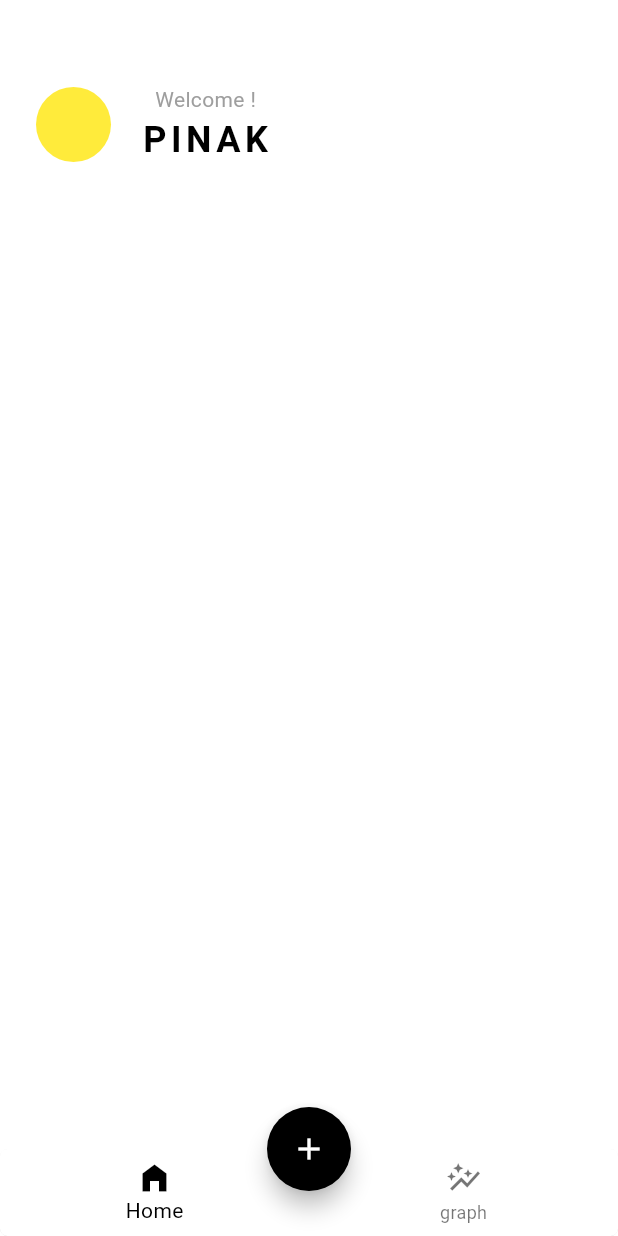
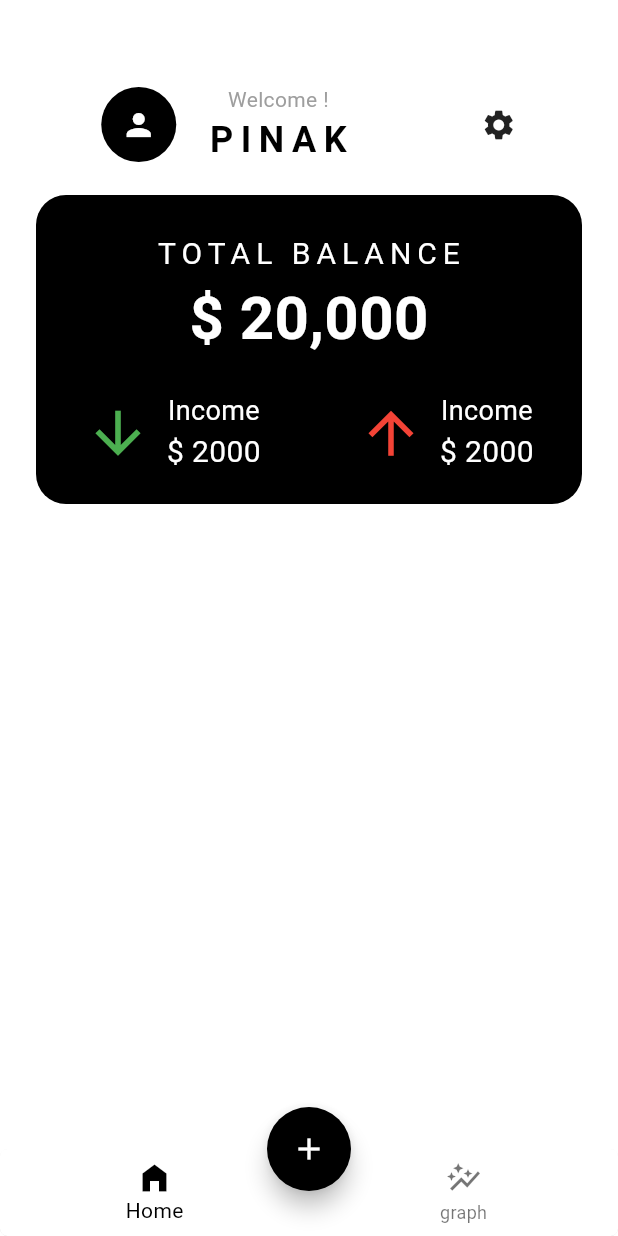
Before and after one commit to PINAK-CORE/EXPENSE_TRACKER, a Flutter app: the screen it shows after launch, on a phone screen of 412 x 824 dp. Run offline on Flutter 3.47's test engine with Material 3 defaults, Android fonts, the phone set to English and light mode, and no system bars.

Commit message:
main screen (WIP)

```diff
--- a/lib/screens/home/views/main_screen.dart
+++ b/lib/screens/home/views/main_screen.dart
@@ -1,4 +1,5 @@
 import 'package:flutter/material.dart';
+import 'package:flutter/widgets.dart';
 
 class MainScreen extends StatelessWidget {
   const MainScreen({super.key});
@@ -12,8 +13,15 @@ class MainScreen extends StatelessWidget {
         (
           children:
           [
+            Row(
+              mainAxisAlignment: MainAxisAlignment.spaceAround,
+              children: [
                 Row
                 (
+                  children:
+                  [
+                    Stack(
+                      alignment: Alignment.center,
                       children:
                       [
                       Container
@@ -23,8 +31,12 @@ class MainScreen extends StatelessWidget {
                         decoration: const BoxDecoration
                         (
                           shape: BoxShape.circle,
-                    color: Colors.yellow,
+                          color: Colors.black,
                         ),
+                      ),
+                      const Icon(Icons.person , color: Colors.white,)
+                      ]
+
                     ),
 
                     const SizedBox(width: 20,),
@@ -48,13 +60,152 @@ class MainScreen extends StatelessWidget {
                             color: Colors.black,
                             fontSize: 24,
                             fontWeight: FontWeight.bold,
-                        letterSpacing: 3
+                            letterSpacing: 5
 
                             )
                         )
                       ],
                     )
                   ],
+                ),
+                const Icon(Icons.settings)
+              ],
+            ),
+            const SizedBox(height: 20,),
+            Container
+            (
+              width:  MediaQuery.of(context).size.width,
+              height: MediaQuery.of(context).size.width /2,
+              decoration: const BoxDecoration
+              (
+                color: Colors.black,
+                borderRadius: BorderRadius.all(Radius.circular(20))
+              ),
+              child:  const Column
+              (
+
+                children:
+                [
+                  SizedBox(height: 25,),
+                  Text
+                  (
+                    "TOTAL BALANCE",
+                    style: TextStyle
+                    (
+                      color: Colors.white,
+                      fontSize: 20,
+                      letterSpacing: 4
+                    ),
+                  ),
+
+                  Text
+                  (
+                    "\$ 20,000",
+                    style: TextStyle
+                    (
+                      color: Colors.white,
+                      fontSize: 40,
+                      fontWeight: FontWeight.bold
+                    ),
+                  ),
+                  SizedBox(height: 20,),
+
+                  Row
+                  (
+                    mainAxisAlignment: MainAxisAlignment.spaceAround,
+                    children:
+                    [
+                      Row
+                      (
+                        children:
+                        [
+                          Icon
+                          (
+                            Icons.arrow_downward_outlined ,
+                            color: Colors.green,
+                            size: 45,
+
+
+                          ),
+                          SizedBox(width: 10,),
+                          Column
+                          (
+                            children:
+                            [
+
+                              Text
+                              (
+                                "Income",
+                                style: TextStyle
+                                (
+                                  color: Colors.white,
+                                  fontSize: 18
+                                ),
+
+                              )    ,
+
+                              Text
+                              (
+                                "\$ 2000",
+                                style: TextStyle
+                                (
+                                  color: Colors.white,
+                                  fontSize: 20
+                                ),
+
+                              )
+                            ],
+                          )
+                        ],
+                      ),
+
+                      Row
+                      (
+                        children:
+                        [
+                          Icon
+                          (
+                            Icons.arrow_upward_outlined ,
+                            color: Colors.red,
+                            size: 45,
+
+
+                          ),
+                          SizedBox(width: 10,),
+                          Column
+                          (
+                            children:
+                            [
+                              Text
+                              (
+                                "Income",
+                                style: TextStyle
+                                (
+                                  color: Colors.white,
+                                  fontSize: 18
+                                ),
+
+                              )    ,
+                              Text
+                              (
+                                "\$ 2000",
+                                style: TextStyle
+                                (
+                                  color: Colors.white,
+                                  fontSize: 20
+                                ),
+
+                              )
+                            ],
+                          )
+                        ],
+                      )
+                    ],
+                  )
+                ]
+
+              ),
+
             )
           ],
 
```
Lines whose indentation alone changed are shown as unchanged.
